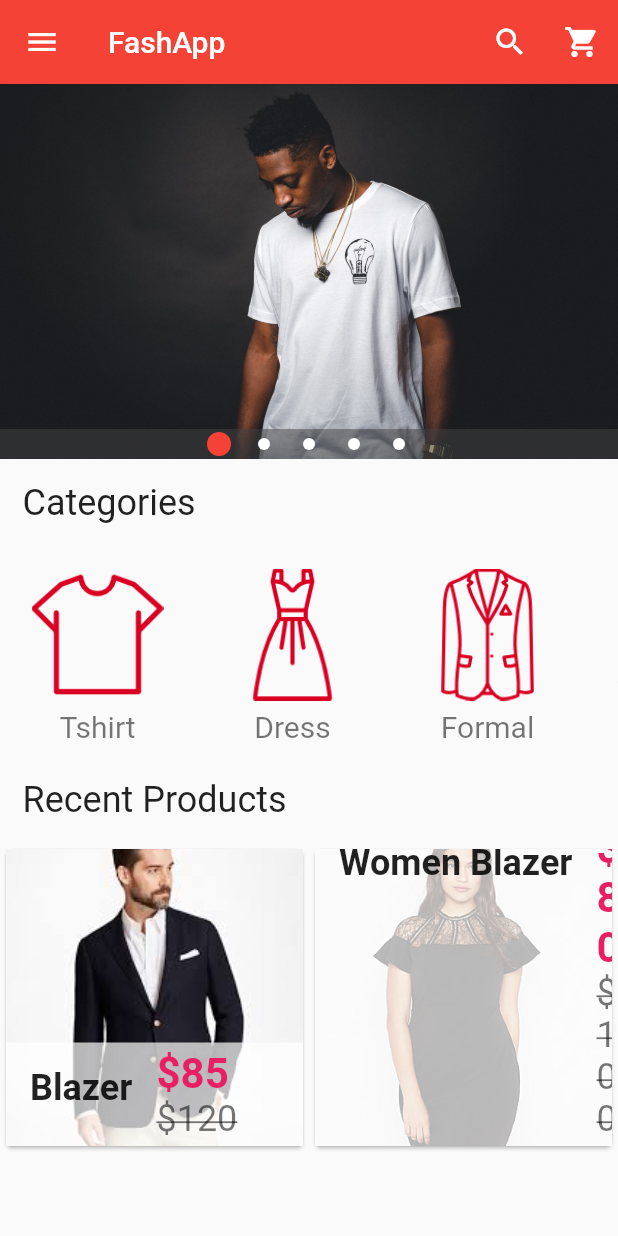
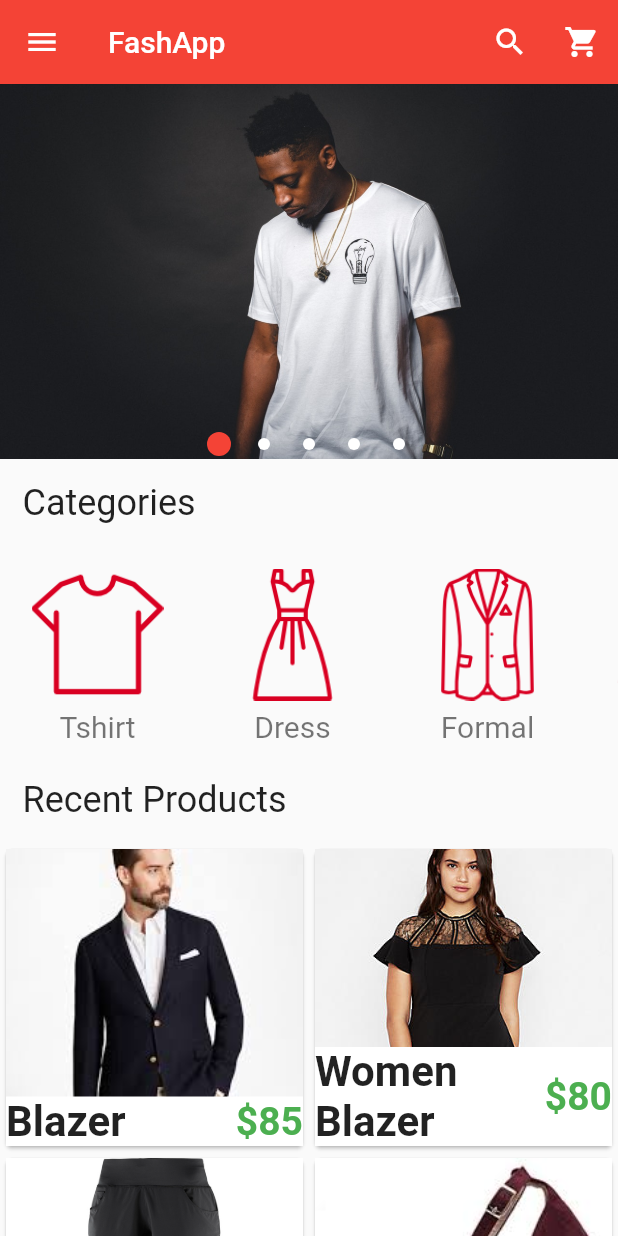
Before and after one commit to Amin397/Shopping__FashApp, a Flutter app: the screen it shows after launch, on a phone screen of 412 x 824 dp. Run offline on Flutter 3.47's test engine with Material 2 defaults, Android fonts, the phone set to English and light mode, and no system bars; drawn by our look-alikes of carousel_pro.

Commit message:
main page and product page is completed and i will be going to create shopping cart page

```diff
--- a/lib/components/products.dart
+++ b/lib/components/products.dart
@@ -21,7 +21,30 @@ class _ProductsState extends State<Products> {
       "old_price": 100,
       "price": 80,
     },
-
+    {
+      "name": "pants",
+      "picture": "images/products/pants1.jpg",
+      "old_price": 100,
+      "price": 80,
+    },
+    {
+      "name": "Hill",
+      "picture": "images/products/hills1.jpeg",
+      "old_price": 100,
+      "price": 80,
+    },
+    {
+      "name": "Shoe",
+      "picture": "images/products/hills2.jpeg",
+      "old_price": 100,
+      "price": 80,
+    },
+    {
+      "name": "Other",
+      "picture": "images/products/dress2.jpeg",
+      "old_price": 100,
+      "price": 80,
+    },
   ];
 
   @override
@@ -57,38 +80,27 @@ class Single_Prod extends StatelessWidget {
             child: InkWell(
               onTap: () => Navigator.of(context).push(new MaterialPageRoute(
                   builder: (context) => new ProductDetails(
-                    prod_name ,
-                    prod_pic,
-                    prod_Oprice,
-                    prod_price
-                  ))),
+                      prod_name, prod_pic, prod_Oprice, prod_price))),
               child: GridTile(
                   footer: Container(
-                    color: Colors.white70,
-                    child: ListTile(
-                      leading: Text(
-                        prod_name,
-                        style: TextStyle(
-                            fontWeight: FontWeight.bold, fontSize: 24.0),
-                        textAlign: TextAlign.center,
-                      ),
-                      title: Text(
-                        "\$$prod_price",
-                        style: TextStyle(
-                            fontSize: 28.0,
-                            color: Colors.pink,
-                            fontWeight: FontWeight.bold),
-                      ),
-                      subtitle: Text(
-                        "\$$prod_Oprice",
-                        style: TextStyle(
-                          fontSize: 24.0,
-                          color: Colors.black54,
-                          decoration: TextDecoration.lineThrough,
-                        ),
-                      ),
-                    ),
-                  ),
+                      color: Colors.white,
+                      child: new Row(
+                        children: <Widget>[
+                          Expanded(
+                              child: Text(
+                            prod_name,
+                            style: TextStyle(
+                                fontSize: 28.0, fontWeight: FontWeight.bold),
+                          )),
+                          new Text(
+                            "\$${prod_price}",
+                            style: TextStyle(
+                                color: Colors.green,
+                                fontSize: 26.0,
+                                fontWeight: FontWeight.bold),
+                          )
+                        ],
+                      )),
                   child: Image.asset(
                     prod_pic,
                     fit: BoxFit.cover,
--- a/lib/main.dart
+++ b/lib/main.dart
@@ -36,6 +36,7 @@ class _HomePageState extends State<HomePage> {
         dotIncreasedColor: Colors.red,
         indicatorBgPadding: 2.0,
         dotSpacing: 30.0,
+        dotBgColor: Colors.transparent,
       ),
     );
 
@@ -111,9 +112,9 @@ class _HomePageState extends State<HomePage> {
             InkWell(
               onTap: () {},
               child: ListTile(
-                title: Text('Categoris'),
+                title: Text('Shopping cart'),
                 leading: Icon(
-                  Icons.dashboard,
+                  Icons.shopping_cart,
                   color: Colors.red,
                 ),
               ),
@@ -172,7 +173,7 @@ class _HomePageState extends State<HomePage> {
           ),
 
           Container(
-            height: 350.0,
+            height: 400.0,
             child: Products(),
           )
         ],
--- /dev/null
+++ b/lib/pages/cart.dart
@@ -0,0 +1 @@
+import 'package:flutter/material.dart';
```
Also changed, not shown: lib/pages/product_details.dart (+76 -12 lines).
